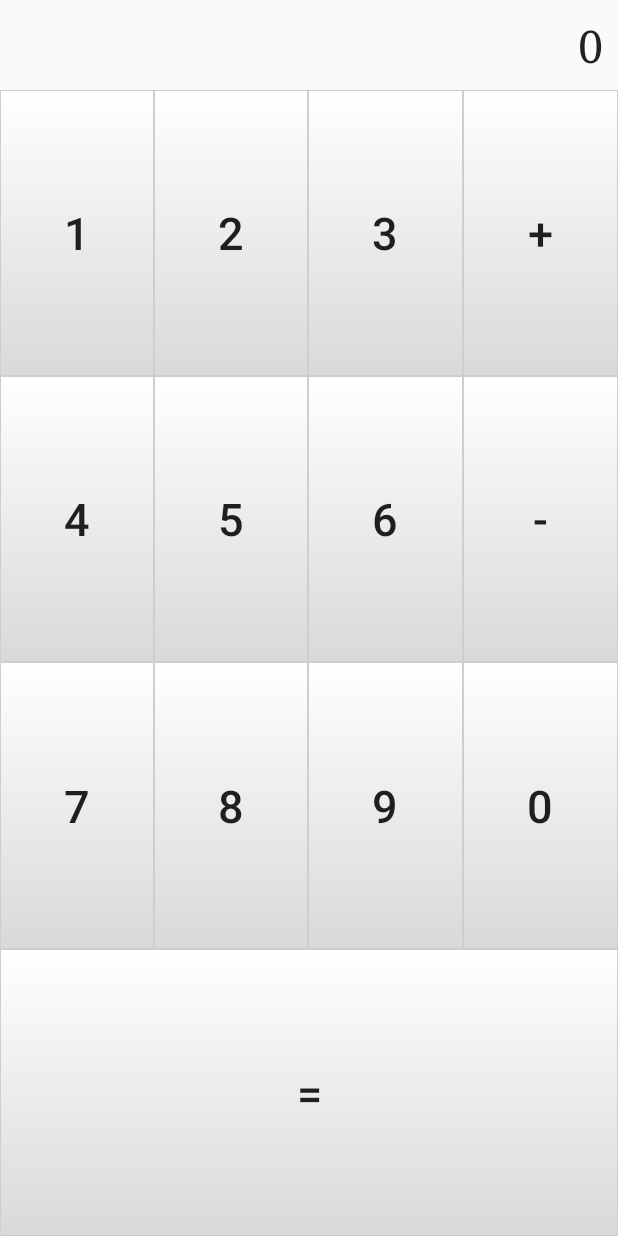
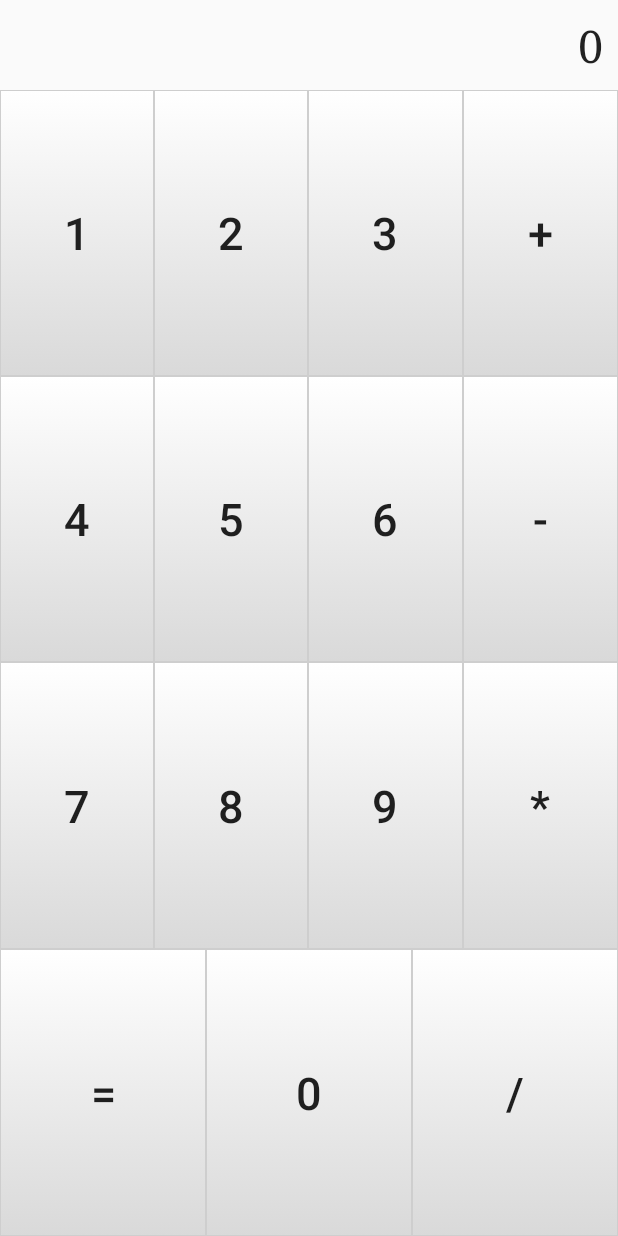
Before and after one commit to Rekamux/GWCCalculator, an Android app: the screen it shows after launch (MainActivity), on a phone screen of 412 x 824 dp. Run offline under Robolectric (Android 15) with nearby library versions, the phone set to English and light mode, and no system bars.

Commit message:
Exercise 7
Add "*" and "/"

```diff
--- a/app/src/main/java/com/gwc/ax/gwccalculator/MainActivity.java
+++ b/app/src/main/java/com/gwc/ax/gwccalculator/MainActivity.java
@@ -12,7 +12,7 @@ public class MainActivity extends AppCompatActivity
     // IDs of all the numeric buttons
     private int[] numericButtons = {R.id.buttonOne, R.id.buttonTwo, R.id.buttonThree, R.id.buttonFour, R.id.buttonFive, R.id.buttonSix, R.id.buttonSeven, R.id.buttonEight, R.id.buttonNine, R.id.buttonZero}; // The other numeric buttons will be added later
     // IDs of all the operator buttons
-    private int[] operatorButtons = {R.id.buttonPlus, R.id.buttonMinus};
+    private int[] operatorButtons = {R.id.buttonPlus, R.id.buttonMinus, R.id.buttonTimes, R.id.buttonDivide};
     // The ID of the "=" button
     private int equalButton = R.id.buttonEqual;
     // TextView used to display the output
@@ -126,6 +126,18 @@ public class MainActivity extends AppCompatActivity
                     // We substract the second value
                     result -= operandValues[1];
                 }
+                // Else if it was "*"
+                else if (lastOperator.equals("*"))
+                {
+                    // We multiply by the second value
+                    result *= operandValues[1];
+                }
+                // Else if it was "/"
+                else if (lastOperator.equals("/"))
+                {
+                    // We divide by the second value
+                    result /= operandValues[1];
+                }
                 // Show the result on the screen
                 updateScreenTextView(result);
                 // Select the first operand again
--- a/app/src/main/res/layout/activity_main.xml
+++ b/app/src/main/res/layout/activity_main.xml
@@ -135,8 +135,8 @@
                 android:layout_weight="1"
                 android:textSize="30sp"
                 android:background="@drawable/button"
-                android:id="@+id/buttonZero"
-                android:text="0" />
+                android:id="@+id/buttonTimes"
+                android:text="*" />
         </LinearLayout>
         <LinearLayout
             android:layout_width="match_parent"
@@ -151,6 +151,22 @@
                 android:background="@drawable/button"
                 android:id="@+id/buttonEqual"
                 android:text="=" />
+            <Button
+                android:layout_width="0dp"
+                android:layout_height="match_parent"
+                android:layout_weight="1"
+                android:textSize="30sp"
+                android:background="@drawable/button"
+                android:id="@+id/buttonZero"
+                android:text="0" />
+            <Button
+                android:layout_width="0dp"
+                android:layout_height="match_parent"
+                android:layout_weight="1"
+                android:textSize="30sp"
+                android:background="@drawable/button"
+                android:id="@+id/buttonDivide"
+                android:text="/" />
         </LinearLayout>
     </LinearLayout>
 </RelativeLayout>
```
